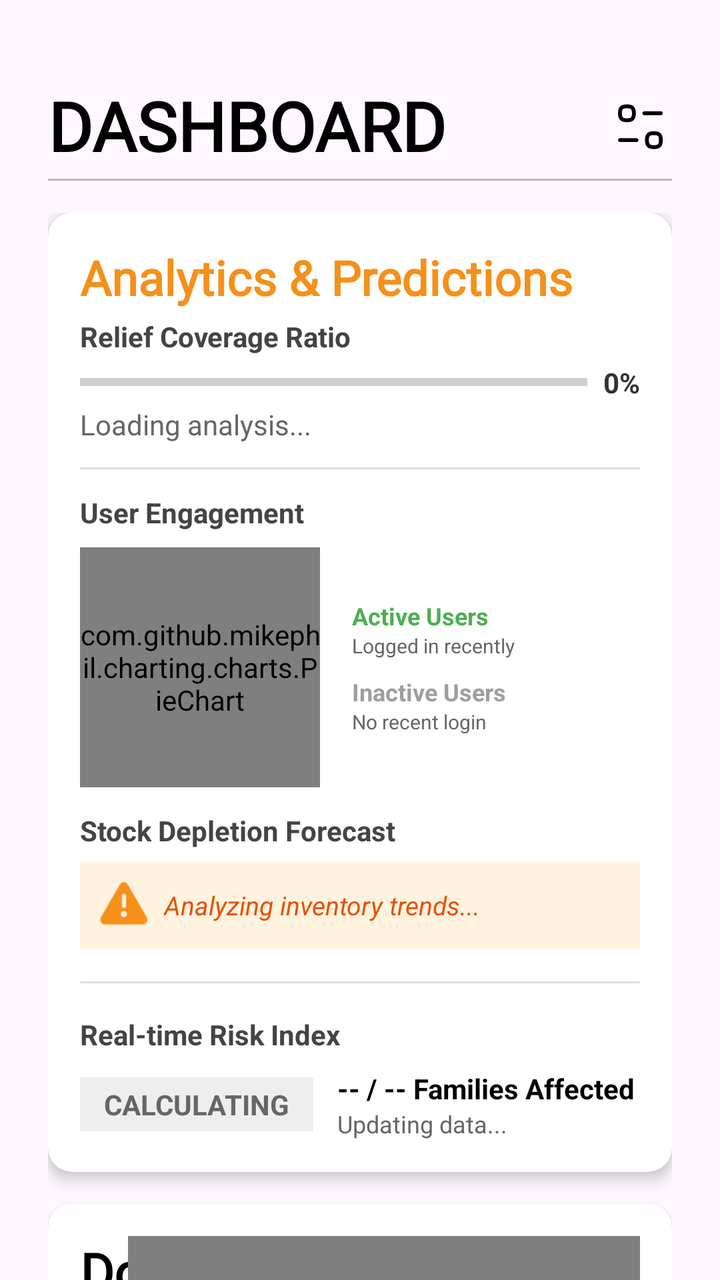
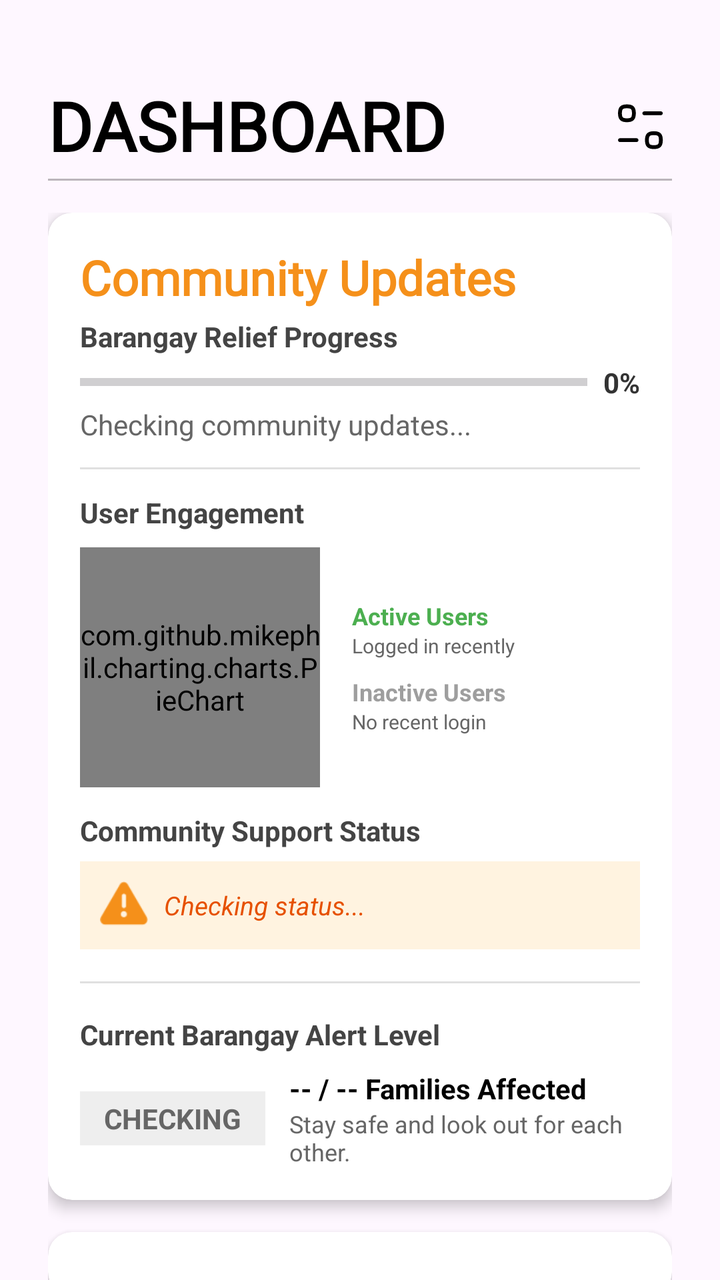

The first picture is an Android layout as it rendered before a commit; the second is the same layout after the commit. The layout source and the unified diff follow.
<!-- AndroidManifest.xml: application theme Theme.Dawnasyon_v1 -->
<!-- res/layout/fragment_dashboard.xml -->
<?xml version="1.0" encoding="utf-8"?>
<androidx.constraintlayout.widget.ConstraintLayout
    xmlns:android="http://schemas.android.com/apk/res/android"
    xmlns:app="http://schemas.android.com/apk/res-auto"
    xmlns:tools="http://schemas.android.com/tools"
    android:layout_width="match_parent"
    android:layout_height="match_parent"
    tools:context=".Dashboard_fragment">

    <TextView
        android:id="@+id/tv_dashboard_title"
        android:layout_width="wrap_content"
        android:layout_height="wrap_content"
        android:layout_marginStart="24dp"
        android:layout_marginTop="40dp"
        android:fontFamily="@font/dongle"
        android:text="DASHBOARD"
        android:textColor="@color/black"
        android:textSize="34sp"
        android:textStyle="bold"
        app:layout_constraintStart_toStartOf="parent"
        app:layout_constraintTop_toTopOf="parent" />

    <ImageView
        android:id="@+id/icon_filter"
        android:layout_width="32dp"
        android:layout_height="32dp"
        android:layout_marginEnd="24dp"
        android:src="@drawable/ic_filter"
        android:contentDescription="Filter"
        app:layout_constraintBottom_toBottomOf="@id/tv_dashboard_title"
        app:layout_constraintTop_toTopOf="@id/tv_dashboard_title"
        app:layout_constraintEnd_toEndOf="parent" />

    <View
        android:id="@+id/header_divider"
        android:layout_width="match_parent"
        android:layout_height="1dp"
        android:background="#44000000"
        android:layout_marginTop="4dp"
        android:layout_marginStart="24dp"
        android:layout_marginEnd="24dp"
        app:layout_constraintTop_toBottomOf="@id/tv_dashboard_title" />

    <androidx.core.widget.NestedScrollView
        android:layout_width="match_parent"
        android:layout_height="0dp"
        android:layout_marginTop="16dp"
        android:clipToPadding="false"
        android:paddingBottom="80dp"
        app:layout_constraintTop_toBottomOf="@id/header_divider"
        app:layout_constraintBottom_toBottomOf="parent">

        <LinearLayout
            android:layout_width="match_parent"
            android:layout_height="wrap_content"
            android:orientation="vertical"
            android:paddingStart="24dp"
            android:paddingEnd="24dp">

            <androidx.cardview.widget.CardView
                android:layout_width="match_parent"
                android:layout_height="wrap_content"
                android:layout_marginBottom="16dp"
                app:cardCornerRadius="12dp"
                app:cardElevation="4dp"
                app:cardBackgroundColor="@color/white">

                <LinearLayout
                    android:layout_width="match_parent"
                    android:layout_height="wrap_content"
                    android:orientation="vertical"
                    android:padding="16dp">

                    <TextView
                        android:layout_width="wrap_content"
                        android:layout_height="wrap_content"
                        android:fontFamily="@font/dongle"
                        android:text="Analytics &amp; Predictions"
                        android:textColor="#F5901A"
                        android:textSize="24sp"
                        android:textStyle="bold" />

                    <TextView
                        android:layout_width="wrap_content"
                        android:layout_height="wrap_content"
                        android:layout_marginTop="4dp"
                        android:text="Relief Coverage Ratio"
                        android:textStyle="bold"
                        android:textColor="#444"/>

                    <LinearLayout
                        android:layout_width="match_parent"
                        android:layout_height="wrap_content"
                        android:orientation="horizontal"
                        android:gravity="center_vertical"
                        android:layout_marginTop="4dp">

                        <ProgressBar
                            android:id="@+id/progress_coverage"
                            style="?android:attr/progressBarStyleHorizontal"
                            android:layout_width="0dp"
                            android:layout_height="12dp"
                            android:layout_weight="1"
                            android:progress="0"
                            android:progressTint="#F5901A"/>

                        <TextView
                            android:id="@+id/txt_coverage_percent"
                            android:layout_width="wrap_content"
                            android:layout_height="wrap_content"
                            android:text="0%"
                            android:layout_marginStart="8dp"
                            android:textStyle="bold"
                            android:textColor="#333"/>
                    </LinearLayout>

                    <TextView
                        android:id="@+id/txt_coverage_insight"
                        android:layout_width="wrap_content"
                        android:layout_height="wrap_content"
                        android:text="Loading analysis..."
                        android:textColor="#666666"
                        android:textSize="14sp"
                        android:layout_marginTop="2dp"
                        android:layout_marginBottom="12dp"/>

                    <View
                        android:layout_width="match_parent"
                        android:layout_height="1dp"
                        android:background="#E0E0E0"
                        android:layout_marginBottom="12dp"/>

                    <TextView
                        android:layout_width="wrap_content"
                        android:layout_height="wrap_content"
                        android:text="User Engagement "
                        android:textColor="#444"
                        android:textStyle="bold" />

                    <LinearLayout
                        android:layout_width="match_parent"
                        android:layout_height="wrap_content"
                        android:orientation="horizontal"
                        android:gravity="center_vertical"
                        android:layout_marginTop="8dp"
                        android:layout_marginBottom="12dp">

                        <com.github.mikephil.charting.charts.PieChart
                            android:id="@+id/chart_user_activity"
                            android:layout_width="120dp"
                            android:layout_height="120dp"
                            android:layout_marginEnd="16dp"/>

                        <LinearLayout
                            android:layout_width="match_parent"
                            android:layout_height="wrap_content"
                            android:orientation="vertical">

                            <TextView
                                android:layout_width="wrap_content"
                                android:layout_height="wrap_content"
                                android:text="Active Users"
                                android:textSize="12sp"
                                android:textColor="#4CAF50"
                                android:textStyle="bold"/>
                            <TextView
                                android:layout_width="wrap_content"
                                android:layout_height="wrap_content"
                                android:text="Logged in recently"
                                android:textSize="10sp"
                                android:textColor="#666"/>

                            <TextView
                                android:layout_width="wrap_content"
                                android:layout_height="wrap_content"
                                android:text="Inactive Users"
                                android:textSize="12sp"
                                android:textColor="#9E9E9E"
                                android:textStyle="bold"
                                android:layout_marginTop="8dp"/>
                            <TextView
                                android:layout_width="wrap_content"
                                android:layout_height="wrap_content"
                                android:text="No recent login"
                                android:textSize="10sp"
                                android:textColor="#666"/>
                        </LinearLayout>
                    </LinearLayout>

                    <TextView
                        android:layout_width="wrap_content"
                        android:layout_height="wrap_content"
                        android:text="Stock Depletion Forecast"
                        android:textStyle="bold"
                        android:textColor="#444"/>

                    <LinearLayout
                        android:layout_width="match_parent"
                        android:layout_height="wrap_content"
                        android:background="#FFF3E0"
                        android:padding="10dp"
                        android:layout_marginTop="6dp"
                        android:orientation="horizontal"
                        android:gravity="center_vertical">

                        <ImageView
                            android:layout_width="24dp"
                            android:layout_height="24dp"
                            android:src="@android:drawable/ic_dialog_alert"
                            app:tint="#F5901A"
                            android:contentDescription="@null"/>

                        <TextView
                            android:id="@+id/txt_prediction"
                            android:layout_width="match_parent"
                            android:layout_height="wrap_content"
                            android:layout_marginStart="8dp"
                            android:text="Analyzing inventory trends..."
                            android:textColor="#E65100"
                            android:textSize="13sp"
                            android:textStyle="italic"/>
                    </LinearLayout>

                    <View
                        android:layout_width="match_parent"
                        android:layout_height="1dp"
                        android:background="#E0E0E0"
                        android:layout_marginTop="16dp"
                        android:layout_marginBottom="16dp"/>

                    <TextView
                        android:layout_width="wrap_content"
                        android:layout_height="wrap_content"
                        android:text="Real-time Risk Index"
                        android:textStyle="bold"
                        android:textColor="#444"/>

                    <LinearLayout
                        android:layout_width="match_parent"
                        android:layout_height="wrap_content"
                        android:orientation="horizontal"
                        android:gravity="center_vertical"
                        android:layout_marginTop="8dp">

                        <TextView
                            android:id="@+id/txt_risk_badge"
                            android:layout_width="wrap_content"
                            android:layout_height="wrap_content"
                            android:text="CALCULATING"
                            android:background="#EEEEEE"
                            android:textColor="#666666"
                            android:paddingStart="12dp"
                            android:paddingEnd="12dp"
                            android:paddingTop="4dp"
                            android:paddingBottom="4dp"
                            android:textStyle="bold"
                            android:textSize="14sp"/>

                        <LinearLayout
                            android:layout_width="match_parent"
                            android:layout_height="wrap_content"
                            android:orientation="vertical"
                            android:layout_marginStart="12dp">

                            <TextView
                                android:id="@+id/txt_affected_families"
                                android:layout_width="wrap_content"
                                android:layout_height="wrap_content"
                                android:text="-- / -- Families Affected"
                                android:textSize="14sp"
                                android:textStyle="bold"
                                android:textColor="@color/black"/>

                            <TextView
                                android:id="@+id/txt_risk_desc"
                                android:layout_width="wrap_content"
                                android:layout_height="wrap_content"
                                android:text="Updating data..."
                                android:textSize="12sp"
                                android:textColor="#666"/>
                        </LinearLayout>
                    </LinearLayout>
                </LinearLayout>
            </androidx.cardview.widget.CardView>

            <androidx.cardview.widget.CardView
                android:layout_width="match_parent"
                android:layout_height="wrap_content"
                android:layout_marginBottom="16dp"
                app:cardCornerRadius="12dp"
                app:cardElevation="4dp"
                app:cardBackgroundColor="@color/white">

                <androidx.constraintlayout.widget.ConstraintLayout
                    android:layout_width="match_parent"
                    android:layout_height="wrap_content"
                    android:padding="16dp">

                    <TextView
                        android:id="@+id/tv_impact_title"
                        android:layout_width="wrap_content"
                        android:layout_height="wrap_content"
                        android:text="Donation Impact"
                        android:fontFamily="@font/dongle"
                        android:textSize="26sp"
                        android:textStyle="bold"
                        android:textColor="@color/black"
                        app:layout_constraintStart_toStartOf="parent"
                        app:layout_constraintTop_toTopOf="parent" />

                    <TextView
                        android:id="@+id/tv_impact_count"
                        android:layout_width="wrap_content"
                        android:layout_height="wrap_content"
                        android:text="0"
                        android:textSize="42sp"
                        android:textStyle="bold"
                        android:textColor="#212121"
                        android:layout_marginTop="8dp"
                        app:layout_constraintStart_toStartOf="parent"
                        app:layout_constraintTop_toBottomOf="@id/tv_impact_title"/>

                    <TextView
                        android:layout_width="wrap_content"
                        android:layout_height="wrap_content"
                        android:text="Families Helped"
                        android:textSize="16sp"
                        android:textStyle="bold"
                        android:textColor="#BDBDBD"
                        app:layout_constraintStart_toStartOf="parent"
                        app:layout_constraintTop_toBottomOf="@id/tv_impact_count"/>

                    <com.github.mikephil.charting.charts.RadarChart
                        android:id="@+id/chart_donation_impact"
                        android:layout_width="0dp"
                        android:layout_height="220dp"
                        app:layout_constraintEnd_toEndOf="parent"
                        app:layout_constraintStart_toEndOf="@id/tv_impact_count"
                        app:layout_constraintTop_toTopOf="parent"
                        app:layout_constraintBottom_toBottomOf="parent"
                        app:layout_constraintHorizontal_weight="1"/>

                </androidx.constraintlayout.widget.ConstraintLayout>
            </androidx.cardview.widget.CardView>

            <androidx.cardview.widget.CardView
                android:layout_width="match_parent"
                android:layout_height="wrap_content"
                android:layout_marginBottom="16dp"
                app:cardCornerRadius="12dp"
                app:cardElevation="4dp"
                app:cardBackgroundColor="@color/white">
                <androidx.constraintlayout.widget.ConstraintLayout
                    android:layout_width="match_parent"
                    android:layout_height="wrap_content"
                    android:padding="16dp">

                    <TextView
                        android:id="@+id/tv_card1_title"
                        android:layout_width="wrap_content"
                        android:layout_height="wrap_content"
                        android:text="@string/relief_goods_status"
                        android:fontFamily="@font/dongle"
                        android:textSize="22sp"
                        android:textStyle="bold"
                        android:textColor="@color/black"
                        app:layout_constraintStart_toStartOf="parent"
                        app:layout_constraintTop_toTopOf="parent" />

                    <TextView
                        android:id="@+id/tv_card1_date"
                        android:layout_width="wrap_content"
                        android:layout_height="wrap_content"
                        android:text="Live Data"
                        android:textSize="10sp"
                        android:textColor="#666666"
                        app:layout_constraintTop_toBottomOf="@id/tv_card1_title"
                        app:layout_constraintStart_toStartOf="parent" />

                    <LinearLayout
                        android:id="@+id/ll_warning"
                        android:layout_width="wrap_content"
                        android:layout_height="wrap_content"
                        android:layout_marginTop="8dp"
                        android:orientation="horizontal"
                        android:gravity="center_vertical"
                        app:layout_constraintTop_toBottomOf="@id/tv_card1_date"
                        app:layout_constraintStart_toStartOf="parent">

                        <ImageView
                            android:layout_width="16dp"
                            android:layout_height="16dp"
                            android:src="@drawable/ic_warning"
                            android:layout_marginEnd="4dp"
                            app:tint="#FF5252"
                            android:contentDescription="@null"/>
                        <TextView
                            android:layout_width="wrap_content"
                            android:layout_height="wrap_content"
                            android:text="Inventory Status"
                            android:textColor="#FF5252"
                            android:textStyle="bold"
                            android:textSize="12sp"/>
                    </LinearLayout>

                    <LinearLayout
                        android:id="@+id/ll_relief_list"
                        android:layout_width="0dp"
                        android:layout_height="wrap_content"
                        android:orientation="vertical"
                        android:layout_marginTop="8dp"
                        android:layout_marginEnd="8dp"
                        app:layout_constraintTop_toBottomOf="@id/ll_warning"
                        app:layout_constraintStart_toStartOf="parent"
                        app:layout_constraintEnd_toStartOf="@id/chart_relief_status">
                    </LinearLayout>

                    <com.github.mikephil.charting.charts.PieChart
                        android:id="@+id/chart_relief_status"
                        android:layout_width="140dp"
                        android:layout_height="140dp"
                        app:layout_constraintEnd_toEndOf="parent"
                        app:layout_constraintTop_toTopOf="@id/tv_card1_date"
                        app:layout_constraintBottom_toBottomOf="parent" />

                </androidx.constraintlayout.widget.ConstraintLayout>
            </androidx.cardview.widget.CardView>

            <androidx.cardview.widget.CardView
                android:layout_width="match_parent"
                android:layout_height="wrap_content"
                android:layout_marginBottom="16dp"
                app:cardCornerRadius="12dp"
                app:cardElevation="4dp"
                app:cardBackgroundColor="@color/white">
                <androidx.constraintlayout.widget.ConstraintLayout
                    android:layout_width="match_parent"
                    android:layout_height="wrap_content"
                    android:padding="16dp">

                    <TextView
                        android:id="@+id/tv_card2_title"
                        android:layout_width="wrap_content"
                        android:layout_height="wrap_content"
                        android:text="@string/affected_areas_by_disaster"
                        android:fontFamily="@font/dongle"
                        android:textSize="22sp"
                        android:textStyle="bold"
                        android:textColor="@color/black"
                        app:layout_constraintStart_toStartOf="parent"
                        app:layout_constraintTop_toTopOf="parent" />

                    <LinearLayout
                        android:id="@+id/ll_affected_list"
                        android:layout_width="wrap_content"
                        android:layout_height="wrap_content"
                        android:orientation="vertical"
                        android:layout_marginTop="8dp"
                        app:layout_constraintTop_toBottomOf="@+id/tv_card2_title"
                        app:layout_constraintStart_toStartOf="parent">
                    </LinearLayout>

                    <Button
                        android:id="@+id/btn_live_map"
                        android:layout_width="wrap_content"
                        android:layout_height="40dp"
                        android:layout_marginTop="12dp"
                        android:text="View Live Map"
                        android:textSize="12sp"
                        android:textColor="@color/white"
                        android:backgroundTint="#27869B"
                        android:textAllCaps="false"
                        app:layout_constraintTop_toBottomOf="@id/ll_affected_list"
                        app:layout_constraintStart_toStartOf="parent" />

                    <com.github.mikephil.charting.charts.PieChart
                        android:id="@+id/chart_affected_areas"
                        android:layout_width="140dp"
                        android:layout_height="140dp"
                        app:layout_constraintEnd_toEndOf="parent"
                        app:layout_constraintTop_toTopOf="@id/ll_affected_list"
                        app:layout_constraintBottom_toBottomOf="parent" />

                </androidx.constraintlayout.widget.ConstraintLayout>
            </androidx.cardview.widget.CardView>

            <androidx.cardview.widget.CardView
                android:layout_width="match_parent"
                android:layout_height="wrap_content"
                android:layout_marginBottom="16dp"
                app:cardCornerRadius="12dp"
                app:cardElevation="4dp"
                app:cardBackgroundColor="@color/white">
                <androidx.constraintlayout.widget.ConstraintLayout
                    android:layout_width="match_parent"
                    android:layout_height="wrap_content"
                    android:padding="16dp">

                    <TextView
                        android:id="@+id/tv_card3_title"
                        android:layout_width="wrap_content"
                        android:layout_height="wrap_content"
                        android:text="@string/registered_family"
                        android:fontFamily="@font/dongle"
                        android:textSize="22sp"
                        android:textStyle="bold"
                        android:textColor="@color/black"
                        app:layout_constraintStart_toStartOf="parent"
                        app:layout_constraintTop_toTopOf="parent" />

                    <TextView
                        android:id="@+id/tv_percentage"
                        android:layout_width="wrap_content"
                        android:layout_height="wrap_content"
                        android:layout_marginTop="24dp"
                        android:text="Data"
                        android:fontFamily="@font/dongle"
                        android:textSize="48sp"
                        android:textStyle="bold"
                        android:textColor="#00796B"
                        app:layout_constraintStart_toStartOf="parent"
                        app:layout_constraintTop_toBottomOf="@id/tv_card3_title" />

                    <TextView
                        android:layout_width="wrap_content"
                        android:layout_height="wrap_content"
                        android:text="@string/of_total_population"
                        android:textSize="12sp"
                        android:textColor="#666666"
                        app:layout_constraintStart_toStartOf="parent"
                        app:layout_constraintTop_toBottomOf="@id/tv_percentage" />

                    <com.github.mikephil.charting.charts.LineChart
                        android:id="@+id/chart_registered_families"
                        android:layout_width="0dp"
                        android:layout_height="150dp"
                        android:layout_marginTop="16dp"
                        app:layout_constraintStart_toStartOf="parent"
                        app:layout_constraintEnd_toEndOf="parent"
                        app:layout_constraintTop_toBottomOf="@id/tv_percentage"
                        app:layout_constraintBottom_toBottomOf="parent" />

                </androidx.constraintlayout.widget.ConstraintLayout>
            </androidx.cardview.widget.CardView>

            <androidx.cardview.widget.CardView
                android:layout_width="match_parent"
                android:layout_height="wrap_content"
                android:layout_marginBottom="80dp"
                app:cardCornerRadius="12dp"
                app:cardElevation="4dp"
                app:cardBackgroundColor="@color/white">
                <androidx.constraintlayout.widget.ConstraintLayout
                    android:layout_width="match_parent"
                    android:layout_height="wrap_content"
                    android:padding="16dp">

                    <TextView
                        android:id="@+id/tv_card4_title"
                        android:layout_width="wrap_content"
                        android:layout_height="wrap_content"
                        android:text="@string/donation_trends"
                        android:fontFamily="@font/dongle"
                        android:textSize="22sp"
                        android:textStyle="bold"
                        android:textColor="@color/black"
                        app:layout_constraintStart_toStartOf="parent"
                        app:layout_constraintTop_toTopOf="parent" />

                    <com.github.mikephil.charting.charts.LineChart
                        android:id="@+id/chart_donation_trends"
                        android:layout_width="match_parent"
                        android:layout_height="200dp"
                        android:layout_marginTop="16dp"
                        app:layout_constraintStart_toStartOf="parent"
                        app:layout_constraintEnd_toEndOf="parent"
                        app:layout_constraintTop_toBottomOf="@id/tv_card4_title"
                        app:layout_constraintBottom_toBottomOf="parent" />

                </androidx.constraintlayout.widget.ConstraintLayout>
            </androidx.cardview.widget.CardView>

        </LinearLayout>
    </androidx.core.widget.NestedScrollView>
</androidx.constraintlayout.widget.ConstraintLayout>
<!-- resources referenced by this layout -->
<resources>
  <color name="black">#FF000000</color>
  <color name="white">#FFFFFFFF</color>
  <!-- drawable ic_filter: vector/xml drawable (drawable, 2253 chars, omitted) -->
  <!-- drawable ic_warning (drawable) -->
  <vector xmlns:android="http://schemas.android.com/apk/res/android"
      android:width="15dp"
      android:height="13dp"
      android:viewportWidth="15"
      android:viewportHeight="13">
    <path
        android:pathData="M1.949,13C1.939,13 1.931,13 1.921,12.999C1.695,12.988 1.474,12.939 1.264,12.854C0.228,12.433 -0.271,11.25 0.149,10.216L5.388,1.037C5.568,0.711 5.841,0.438 6.175,0.253C7.152,-0.288 8.387,0.068 8.927,1.044L14.132,10.152C14.248,10.425 14.297,10.646 14.309,10.873C14.337,11.413 14.153,11.932 13.79,12.334C13.428,12.735 12.931,12.972 12.391,12.999L2,13H1.949Z"
        android:strokeAlpha="0.4"
        android:fillColor="#F34C4C"
        android:fillAlpha="0.4"/>
    <path
        android:pathData="M7.156,8.866C7.501,8.866 7.782,9.145 7.782,9.488C7.782,9.84 7.501,10.122 7.156,10.122C6.811,10.122 6.53,9.84 6.53,9.495C6.53,9.148 6.811,8.866 7.156,8.866ZM7.156,4.397C7.501,4.397 7.782,4.679 7.782,5.024V7.047C7.782,7.393 7.501,7.673 7.156,7.673C6.811,7.673 6.53,7.393 6.53,7.047V5.024C6.53,4.679 6.811,4.397 7.156,4.397Z"
        android:fillColor="#F34C4C"/>
  </vector>
  <string name="affected_areas_by_disaster">Affected Areas by Disaster</string>
  <string name="donation_trends">Donation Trends</string>
  <string name="of_total_population">of total population</string>
  <string name="registered_family">Registered Family</string>
  <string name="relief_goods_status">Relief Goods Status</string>
  <style name="Theme.Dawnasyon_v1" parent="Base.Theme.Dawnasyon_v1" />
  <style name="Base.Theme.Dawnasyon_v1" parent="Theme.Material3.Light.NoActionBar">
          
          
      </style>
</resources>

<!-- the commit's change to res/layout/fragment_dashboard.xml (unified diff, before → after) -->
@@ -76,7 +76,7 @@
                         android:layout_width="wrap_content"
                         android:layout_height="wrap_content"
                         android:fontFamily="@font/dongle"
-                        android:text="Analytics &amp; Predictions"
+                        android:text="Community Updates"
                         android:textColor="#F5901A"
                         android:textSize="24sp"
                         android:textStyle="bold" />
@@ -85,7 +85,7 @@
                         android:layout_width="wrap_content"
                         android:layout_height="wrap_content"
                         android:layout_marginTop="4dp"
-                        android:text="Relief Coverage Ratio"
+                        android:text="Barangay Relief Progress"
                         android:textStyle="bold"
                         android:textColor="#444"/>
 
@@ -119,7 +119,7 @@
                         android:id="@+id/txt_coverage_insight"
                         android:layout_width="wrap_content"
                         android:layout_height="wrap_content"
-                        android:text="Loading analysis..."
+                        android:text="Checking community updates..."
                         android:textColor="#666666"
                         android:textSize="14sp"
                         android:layout_marginTop="2dp"
@@ -191,7 +191,7 @@
                     <TextView
                         android:layout_width="wrap_content"
                         android:layout_height="wrap_content"
-                        android:text="Stock Depletion Forecast"
+                        android:text="Community Support Status"
                         android:textStyle="bold"
                         android:textColor="#444"/>
 
@@ -216,7 +216,7 @@
                             android:layout_width="match_parent"
                             android:layout_height="wrap_content"
                             android:layout_marginStart="8dp"
-                            android:text="Analyzing inventory trends..."
+                            android:text="Checking status..."
                             android:textColor="#E65100"
                             android:textSize="13sp"
                             android:textStyle="italic"/>
@@ -232,7 +232,7 @@
                     <TextView
                         android:layout_width="wrap_content"
                         android:layout_height="wrap_content"
-                        android:text="Real-time Risk Index"
+                        android:text="Current Barangay Alert Level"
                         android:textStyle="bold"
                         android:textColor="#444"/>
 
@@ -247,7 +247,7 @@
                             android:id="@+id/txt_risk_badge"
                             android:layout_width="wrap_content"
                             android:layout_height="wrap_content"
-                            android:text="CALCULATING"
+                            android:text="CHECKING"
                             android:background="#EEEEEE"
                             android:textColor="#666666"
                             android:paddingStart="12dp"
@@ -276,7 +276,7 @@
                                 android:id="@+id/txt_risk_desc"
                                 android:layout_width="wrap_content"
                                 android:layout_height="wrap_content"
-                                android:text="Updating data..."
+                                android:text="Stay safe and look out for each other."
                                 android:textSize="12sp"
                                 android:textColor="#666"/>
                         </LinearLayout>
@@ -284,6 +284,28 @@
                 </LinearLayout>
             </androidx.cardview.widget.CardView>
 
+            <androidx.cardview.widget.CardView
+                android:layout_width="match_parent"
+                android:layout_height="wrap_content"
+                android:layout_marginBottom="16dp"
+                app:cardCornerRadius="12dp"
+                app:cardElevation="4dp"
+                app:cardBackgroundColor="@color/white">
+
+                <LinearLayout
+                    android:layout_width="match_parent"
+                    android:layout_height="wrap_content"
+                    android:orientation="vertical"
+                    android:padding="16dp">
+
+                    <LinearLayout
+                        android:id="@+id/ll_predictive_insights"
+                        android:layout_width="match_parent"
+                        android:layout_height="wrap_content"
+                        android:orientation="vertical" />
+
+                </LinearLayout>
+            </androidx.cardview.widget.CardView>
             <androidx.cardview.widget.CardView
                 android:layout_width="match_parent"
                 android:layout_height="wrap_content"
